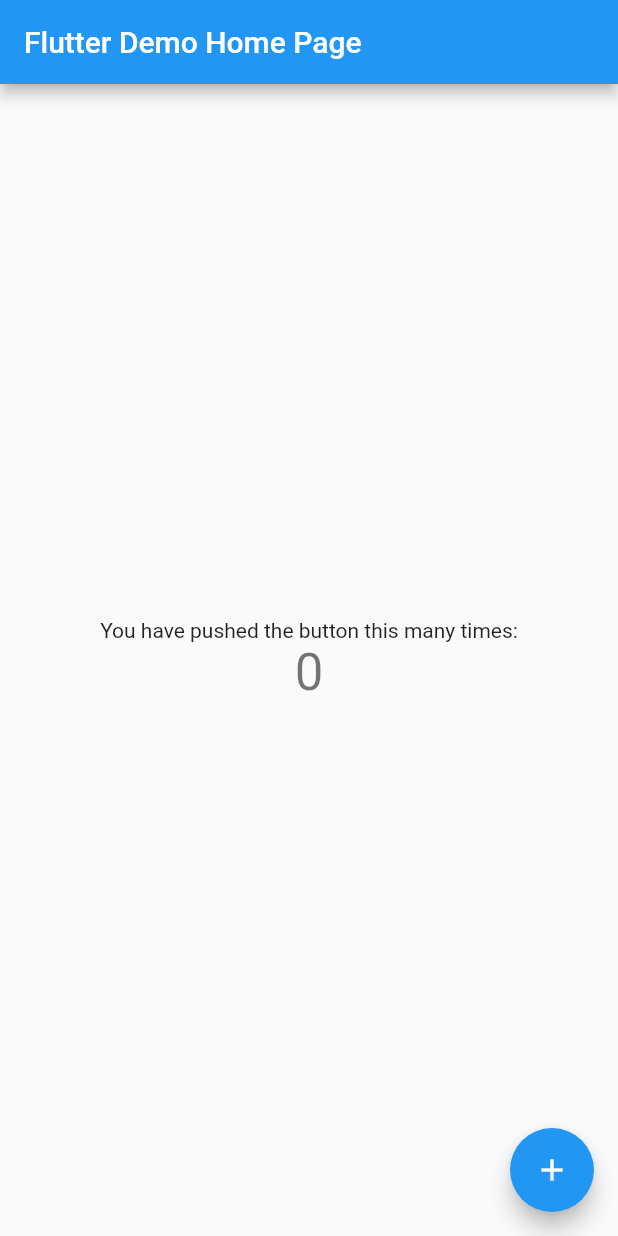
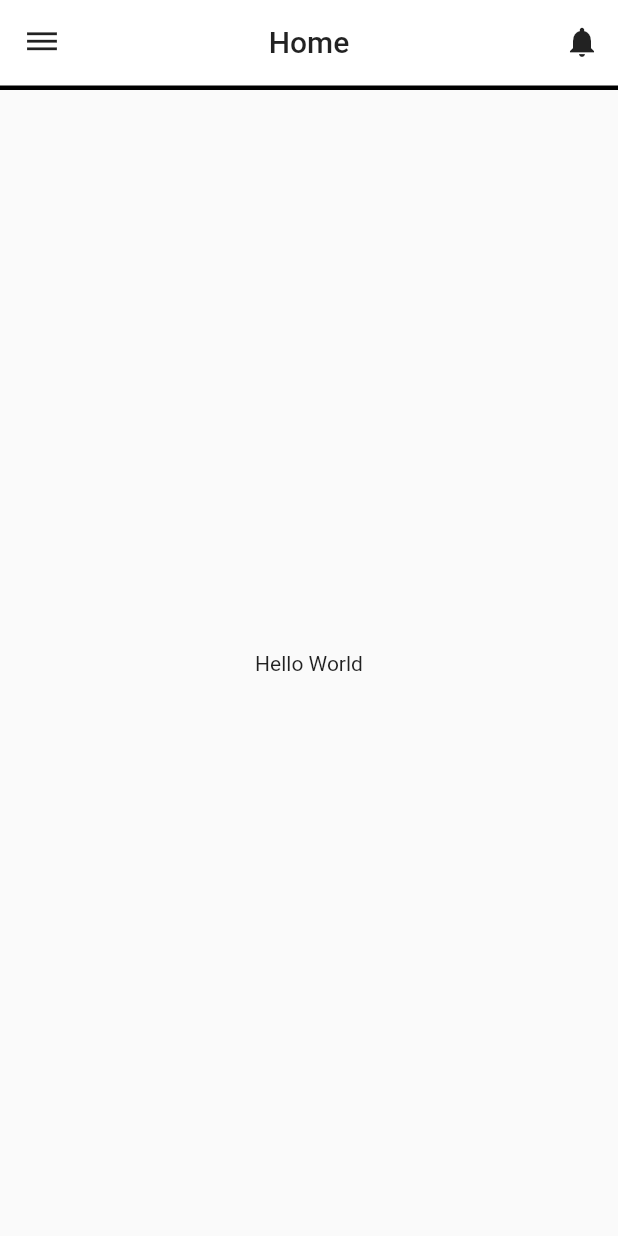
Before and after one commit to anshyyy/Pockey, a Flutter app: the screen it shows after launch, on a phone screen of 412 x 824 dp. Run offline on Flutter 3.47's test engine with Material 2 defaults, Android fonts, the phone set to English and light mode, and no system bars.

Commit message:
setuped app bar

```diff
--- a/lib/main.dart
+++ b/lib/main.dart
@@ -1,4 +1,5 @@
 import 'package:flutter/material.dart';
+import 'package:pockey/view/homeScreen.dart';
 
 void main() {
   runApp(const MyApp());
@@ -11,105 +12,10 @@ class MyApp extends StatelessWidget {
   @override
   Widget build(BuildContext context) {
     return MaterialApp(
-      title: 'Flutter Demo',
-      theme: ThemeData(
-        // This is the theme of your application.
-        //
-        // Try running your application with "flutter run". You'll see the
-        // application has a blue toolbar. Then, without quitting the app, try
-        // changing the primarySwatch below to Colors.green and then invoke
-        // "hot reload" (press "r" in the console where you ran "flutter run",
-        // or simply save your changes to "hot reload" in a Flutter IDE).
-        // Notice that the counter didn't reset back to zero; the application
-        // is not restarted.
-        primarySwatch: Colors.blue,
-      ),
-      home: const MyHomePage(title: 'Flutter Demo Home Page'),
-    );
+        debugShowCheckedModeBanner: false,
+        theme: ThemeData(
+          primarySwatch: Colors.blue,
+        ),
+        home: HomePage());
   }
 }
-
-class MyHomePage extends StatefulWidget {
-  const MyHomePage({super.key, required this.title});
-
-  // This widget is the home page of your application. It is stateful, meaning
-  // that it has a State object (defined below) that contains fields that affect
-  // how it looks.
-
-  // This class is the configuration for the state. It holds the values (in this
-  // case the title) provided by the parent (in this case the App widget) and
-  // used by the build method of the State. Fields in a Widget subclass are
-  // always marked "final".
-
-  final String title;
-
-  @override
-  State<MyHomePage> createState() => _MyHomePageState();
-}
-
-class _MyHomePageState extends State<MyHomePage> {
-  int _counter = 0;
-
-  void _incrementCounter() {
-    setState(() {
-      // This call to setState tells the Flutter framework that something has
-      // changed in this State, which causes it to rerun the build method below
-      // so that the display can reflect the updated values. If we changed
-      // _counter without calling setState(), then the build method would not be
-      // called again, and so nothing would appear to happen.
-      _counter++;
-    });
-  }
-
-  @override
-  Widget build(BuildContext context) {
-    // This method is rerun every time setState is called, for instance as done
-    // by the _incrementCounter method above.
-    //
-    // The Flutter framework has been optimized to make rerunning build methods
-    // fast, so that you can just rebuild anything that needs updating rather
-    // than having to individually change instances of widgets.
-    return Scaffold(
-      appBar: AppBar(
-        // Here we take the value from the MyHomePage object that was created by
-        // the App.build method, and use it to set our appbar title.
-        title: Text(widget.title),
-      ),
-      body: Center(
-        // Center is a layout widget. It takes a single child and positions it
-        // in the middle of the parent.
-        child: Column(
-          // Column is also a layout widget. It takes a list of children and
-          // arranges them vertically. By default, it sizes itself to fit its
-          // children horizontally, and tries to be as tall as its parent.
-          //
-          // Invoke "debug painting" (press "p" in the console, choose the
-          // "Toggle Debug Paint" action from the Flutter Inspector in Android
-          // Studio, or the "Toggle Debug Paint" command in Visual Studio Code)
-          // to see the wireframe for each widget.
-          //
-          // Column has various properties to control how it sizes itself and
-          // how it positions its children. Here we use mainAxisAlignment to
-          // center the children vertically; the main axis here is the vertical
-          // axis because Columns are vertical (the cross axis would be
-          // horizontal).
-          mainAxisAlignment: MainAxisAlignment.center,
-          children: <Widget>[
-            const Text(
-              'You have pushed the button this many times:',
-            ),
-            Text(
-              '$_counter',
-              style: Theme.of(context).textTheme.headlineMedium,
-            ),
-          ],
-        ),
-      ),
-      floatingActionButton: FloatingActionButton(
-        onPressed: _incrementCounter,
-        tooltip: 'Increment',
-        child: const Icon(Icons.add),
-      ), // This trailing comma makes auto-formatting nicer for build methods.
-    );
-  }
-}
--- /dev/null
+++ b/lib/view/homeScreen.dart
@@ -0,0 +1,65 @@
+import 'package:flutter/src/animation/animation_controller.dart';
+import 'package:flutter/src/widgets/framework.dart';
+import 'package:flutter/src/widgets/placeholder.dart';
+import 'package:flutter/src/widgets/ticker_provider.dart';
+import 'package:flutter/material.dart';
+
+class HomePage extends StatefulWidget {
+  const HomePage({super.key});
+
+  @override
+  State<HomePage> createState() => _HomePageState();
+}
+
+class _HomePageState extends State<HomePage>
+    with SingleTickerProviderStateMixin {
+  late AnimationController _controller;
+
+  @override
+  void initState() {
+    super.initState();
+    _controller = AnimationController(vsync: this);
+  }
+
+  @override
+  void dispose() {
+    _controller.dispose();
+    super.dispose();
+  }
+
+  @override
+  Widget build(BuildContext context) {
+    return Scaffold(
+      appBar: AppBar(
+          elevation: 0,
+          bottom: PreferredSize(
+            preferredSize: const Size.fromHeight(4),
+            child: Container(
+              color: Colors.black,
+              height: 3,
+            ),
+          ),
+          backgroundColor: Colors.white,
+          centerTitle: true,
+          leading: IconButton(
+            onPressed: () {},
+            icon: Icon(Icons.dehaze),
+            color: Colors.black87,
+            tooltip: "Settings",
+          ),
+          title: const Text(
+            "Home",
+            style: TextStyle(color: Colors.black87),
+          ),
+          actions: [
+            IconButton(
+              color: Colors.black87,
+              onPressed: () {},
+              icon: Icon(Icons.notifications),
+              tooltip: "Open Notifications",
+            )
+          ]),
+      body: Center(child: Text("Hello World")),
+    );
+  }
+}
```
